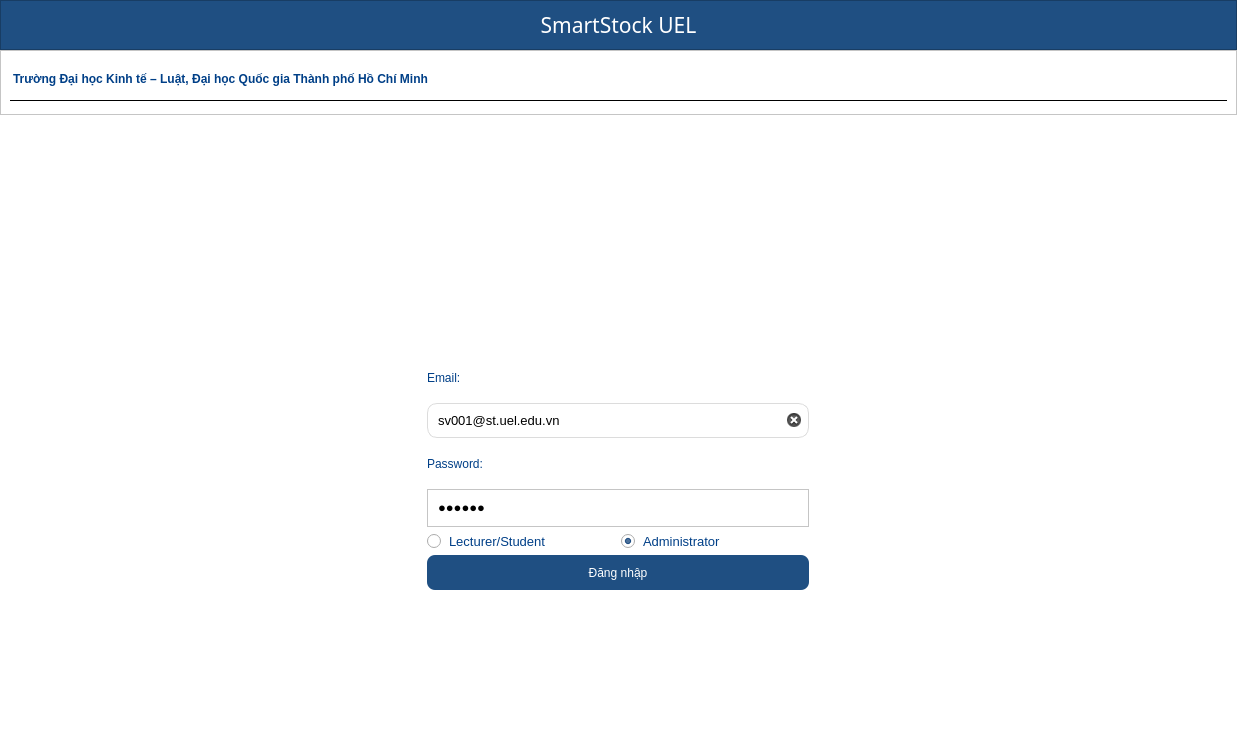
The window that ui/Login.ui (maihuybao/SmartLockUEL) describes before a commit, drawn with Qt 5.
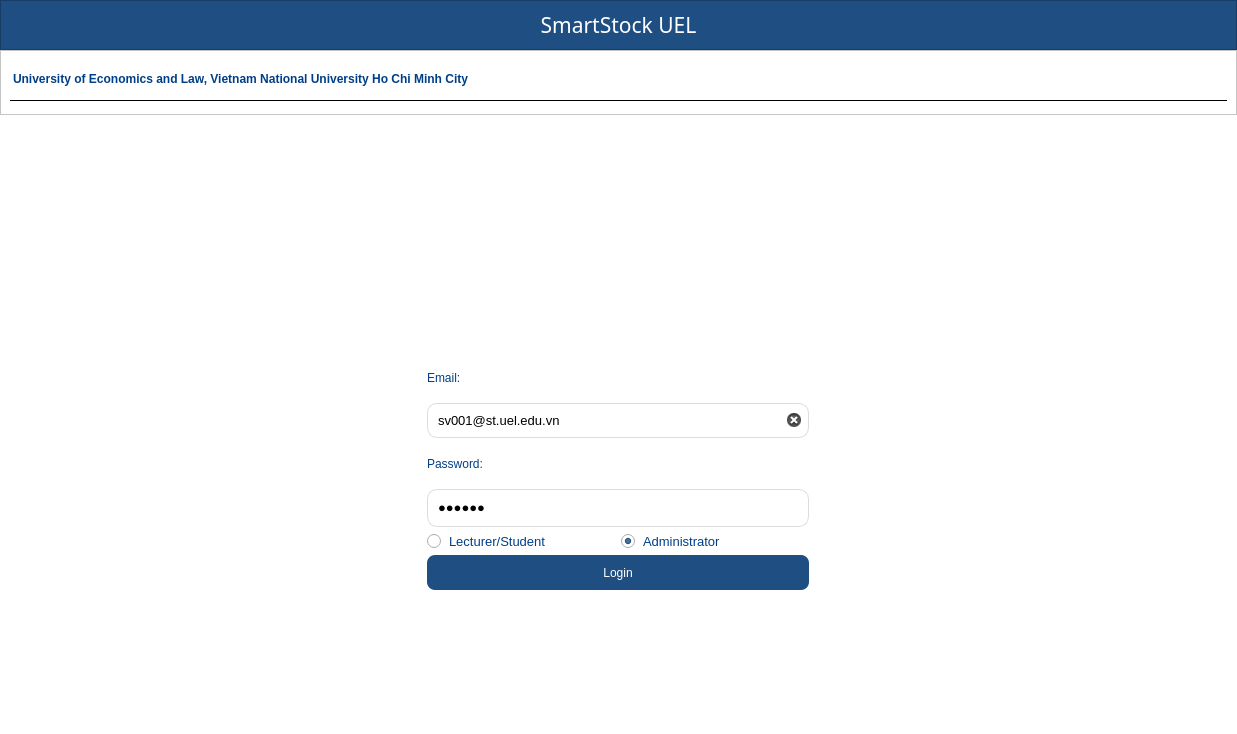
The same window after the commit. Icons and pictures are not drawn.

Diff of the .ui file:
```diff
--- a/ui/Login.ui
+++ b/ui/Login.ui
@@ -200,7 +200,7 @@
          <item>
           <widget class="QFrame" name="frame">
            <property name="styleSheet">
-            <string notr="true">#framePasswordContainer {
+            <string notr="true">QFrame {
     border: 1px solid #dcdcdc;
     border-radius: 10px;
     background-color: white;
@@ -210,10 +210,10 @@
 }</string>
            </property>
            <property name="frameShape">
-            <enum>QFrame::StyledPanel</enum>
+            <enum>QFrame::NoFrame</enum>
            </property>
            <property name="frameShadow">
-            <enum>QFrame::Raised</enum>
+            <enum>QFrame::Plain</enum>
            </property>
            <layout class="QHBoxLayout" name="horizontalLayout_2">
             <property name="leftMargin">
@@ -255,7 +255,7 @@
                <bool>false</bool>
               </property>
               <property name="placeholderText">
-               <string>Nhập mật khẩu </string>
+               <string>Enter password</string>
               </property>
               <property name="clearButtonEnabled">
                <bool>false</bool>
@@ -346,7 +346,7 @@
 </string>
              </property>
              <property name="text">
-              <string>Đăng nhập</string>
+              <string>Login</string>
              </property>
             </widget>
            </item>
@@ -461,7 +461,7 @@
 padding:8px 0px;</string>
            </property>
            <property name="text">
-            <string>Trường Đại học Kinh tế – Luật, Đại học Quốc gia Thành phố Hồ Chí Minh</string>
+            <string>University of Economics and Law, Vietnam National University Ho Chi Minh City</string>
            </property>
           </widget>
          </item>
```
Left out of the diff: 13 changed lines with no effect on the pictures.
